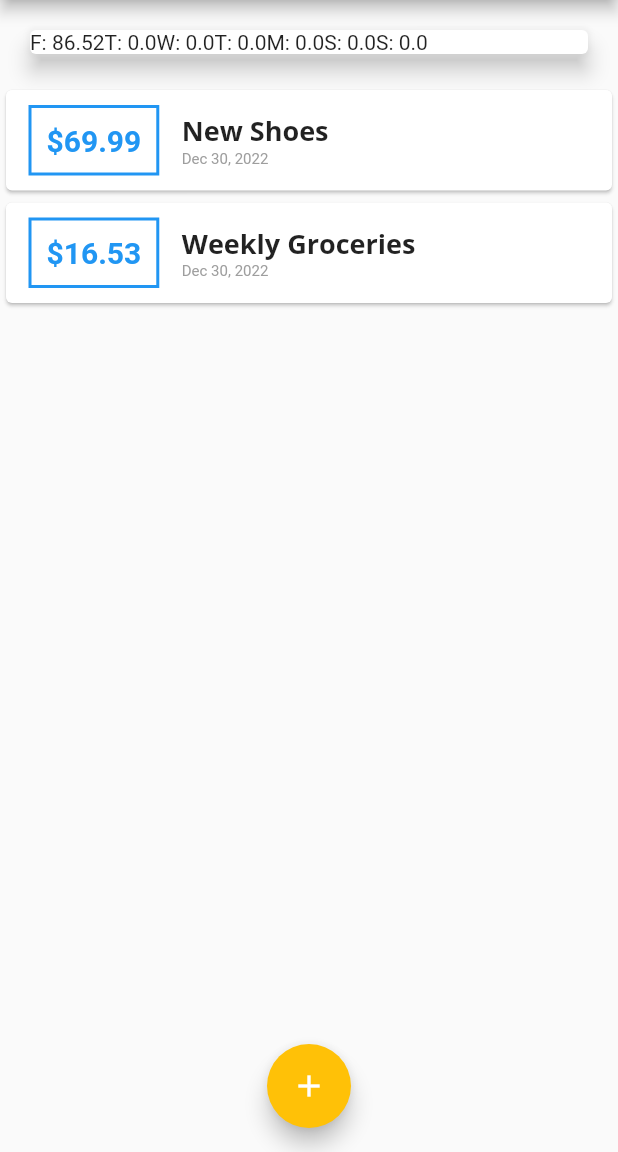
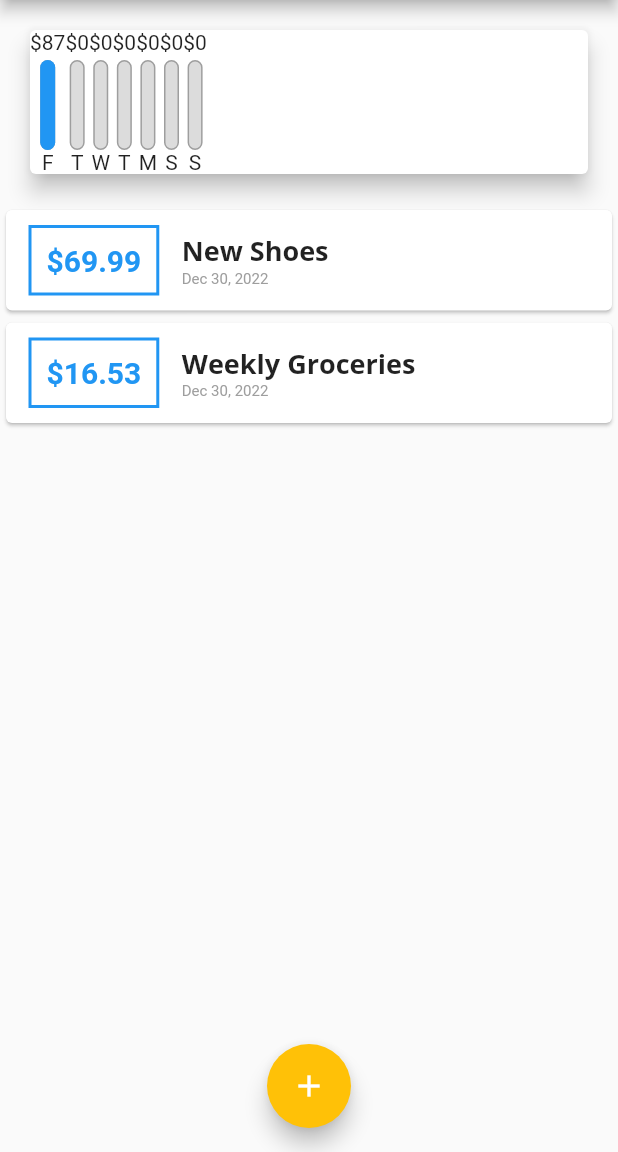
Before and after one commit to Azuos0/flutter-personal-expenses-app, a Flutter app: the screen it shows after launch, on a phone screen of 412 x 824 dp, the part 84-1236 px from its top. Run offline on Flutter 3.47's test engine with Material 2 defaults, Android fonts, the phone set to English and light mode, and no system bars.

```diff
--- a/lib/widgets/charts.dart
+++ b/lib/widgets/charts.dart
@@ -1,5 +1,6 @@
 import 'package:flutter/material.dart';
 import 'package:intl/intl.dart';
+import 'package:personal_expenses/widgets/charts_bars.dart';
 import '../models/transaction.dart';
 
 class Chart extends StatelessWidget {
@@ -28,6 +29,12 @@ class Chart extends StatelessWidget {
     });
   }
 
+  double get totalSpending {
+    return groupedTransactionValues.fold(0.0, (sum, item) {
+      return sum + (item['amount'] as double);
+    });
+  }
+
   @override
   Widget build(BuildContext context) {
     return Card(
@@ -35,7 +42,11 @@ class Chart extends StatelessWidget {
       margin: const EdgeInsets.all(20),
       child: Row(
           children: groupedTransactionValues.map((data) {
-        return Text('${data["day"]}: ${data["amount"].toString()}');
+        return ChartBar(
+          label: data['day'] as String,
+          spendingAmount: data['amount'] as double,
+          spendingPctOfTotal: (data['amount'] as double) / totalSpending,
+        );
       }).toList()),
     );
   }
```
